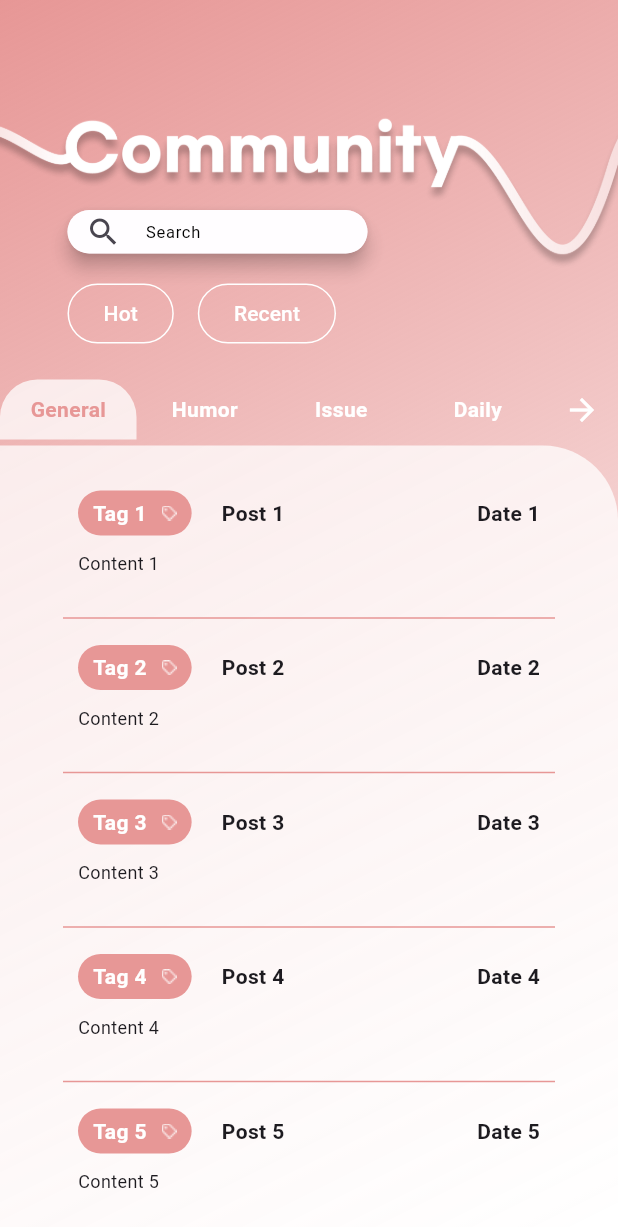
After one commit to weavinofficial/Frontend, a Flutter app: the CommunityPage screen opened directly, on a phone screen of 412 x 824 dp. The commit adds this screen. Shown: the top 1227 px of the screen. Run offline on Flutter 3.47's test engine with Material 3 defaults, Android fonts, the phone set to English and light mode, and no system bars; Roboto replaces fonts that are missing (GmarketSans).

Commit message:
Update pages

```diff
--- /dev/null
+++ b/lib/community_page.dart
@@ -0,0 +1,347 @@
+import 'package:flutter/material.dart';
+import 'package:flutter/services.dart';
+
+class CommunityPage extends StatefulWidget {
+  @override
+  _CommunityPageState createState() => _CommunityPageState();
+}
+
+class _CommunityPageState extends State<CommunityPage>
+    with TickerProviderStateMixin {
+  late TabController _tabController;
+  int currentTabIndex = 0;
+  final int tabCount = 12;
+  final int tabsPerPage = 4;
+  final List<String> tabNames = [
+    'General',
+    'Humor',
+    'Issue',
+    'Daily',
+    'Business',
+    'CDE',
+    'CHS',
+    'Computing',
+    'Medicine',
+    'Music',
+    'Pharmacy',
+    'Law'
+  ];
+
+  @override
+  void initState() {
+    super.initState();
+    _initializeTabController();
+  }
+
+  void _initializeTabController() {
+    _tabController = TabController(length: tabsPerPage, vsync: this);
+    _tabController.addListener(() {
+      setState(() {});
+    });
+  }
+
+  void _nextTabSet() {
+    if (currentTabIndex + tabsPerPage < tabCount) {
+      setState(() {
+        currentTabIndex += tabsPerPage;
+        _initializeTabController();
+      });
+    }
+  }
+
+  void _prevTabSet() {
+    if (currentTabIndex - tabsPerPage >= 0) {
+      setState(() {
+        currentTabIndex -= tabsPerPage;
+        _initializeTabController();
+      });
+    }
+  }
+
+  @override
+  void dispose() {
+    _tabController.dispose();
+    super.dispose();
+  }
+
+  Widget _buildCustomTab(int index) {
+    bool isSelected = _tabController.index == index;
+
+    return GestureDetector(
+      onTap: () {
+        setState(() {
+          _tabController.animateTo(index);
+        });
+      },
+      child: IntrinsicWidth(
+        child: Container(
+          decoration: BoxDecoration(
+            color: isSelected
+                ? Color.fromRGBO(255, 255, 255, 0.75)
+                : Colors.transparent,
+            borderRadius: BorderRadius.only(
+              topLeft: Radius.circular(25),
+              topRight: Radius.circular(25),
+            ),
+          ),
+          padding: EdgeInsets.symmetric(vertical: 10, horizontal: 16),
+          child: Center(
+            child: Text(
+              tabNames[currentTabIndex + index],
+              style: TextStyle(
+                color: isSelected ? Color(0xffE79796) : Colors.white,
+                fontFamily: 'GmarketSans',
+                fontSize: 14,
+                fontWeight: FontWeight.bold,
+              ),
+            ),
+          ),
+        ),
+      ),
+    );
+  }
+
+  Widget _buildTabContent(String tabName) {
+    return Container(
+      margin: EdgeInsets.symmetric(horizontal: 42.0, vertical: 20.0),
+      child: ListView.separated(
+        itemCount: 10, // TODO: replace with actual list length
+        separatorBuilder: (context, index) => Divider(color: Color(0xffE79796)),
+        itemBuilder: (context, index) {
+          return Container(
+            margin: EdgeInsets.only(bottom: 10.0),
+            padding: EdgeInsets.all(10.0),
+            decoration: BoxDecoration(
+              color: Colors.transparent,
+              borderRadius: BorderRadius.circular(10.0),
+            ),
+            child: Column(
+              crossAxisAlignment: CrossAxisAlignment.start,
+              children: [
+                Row(
+                  mainAxisAlignment: MainAxisAlignment.spaceBetween,
+                  children: [
+                    Row(
+                      children: [
+                        Container(
+                          padding: EdgeInsets.symmetric(
+                              horizontal: 10.0, vertical: 5.0),
+                          decoration: BoxDecoration(
+                            color: Color(0xffE79796),
+                            borderRadius: BorderRadius.circular(20.0),
+                          ),
+                          child: Row(
+                            mainAxisSize: MainAxisSize.min,
+                            children: [
+                              Text(
+                                'Tag ${index + 1}',
+                                style: TextStyle(
+                                    color: Colors.white,
+                                    fontFamily: 'GmarketSans',
+                                    fontSize: 14,
+                                    fontWeight: FontWeight.bold),
+                              ),
+                              SizedBox(width: 10.0),
+                              Image.asset('assets/images/tag_icon.png',
+                                  color: Colors.white),
+                            ],
+                          ),
+                        ),
+                        SizedBox(width: 20.0),
+                        Text(
+                          'Post ${index + 1}',
+                          style: TextStyle(
+                            fontFamily: 'GmarketSans',
+                            fontSize: 14.0,
+                            fontWeight: FontWeight.bold,
+                          ),
+                        ),
+                      ],
+                    ),
+                    Text(
+                      'Date ${index + 1}',
+                      style: TextStyle(
+                        fontFamily: 'GmarketSans',
+                        fontSize: 14.0,
+                        fontWeight: FontWeight.bold,
+                      ),
+                    ),
+                  ],
+                ),
+                SizedBox(height: 10.0),
+                Text(
+                  'Content ${index + 1}',
+                  style: TextStyle(fontSize: 12, fontFamily: 'GmarketSans'),
+                ),
+              ],
+            ),
+          );
+        },
+      ),
+    );
+  }
+
+  @override
+  Widget build(BuildContext context) {
+    double width = MediaQuery.of(context).size.width;
+    double relativeHeight = MediaQuery.of(context).size.height * (630 / 896);
+
+    return AnnotatedRegion<SystemUiOverlayStyle>(
+      value: SystemUiOverlayStyle(statusBarColor: Colors.transparent),
+      child: Scaffold(
+        backgroundColor: Colors.transparent,
+        body: Container(
+          decoration: BoxDecoration(
+            gradient: LinearGradient(
+              begin: Alignment.topLeft,
+              end: Alignment.bottomRight,
+              colors: [Color(0xffE79796), Color(0xffE79796).withOpacity(0.0)],
+            ),
+          ),
+          child: Column(
+            children: <Widget>[
+              SizedBox(height: 40),
+              Stack(
+                children: [
+                  Positioned(
+                    top: 0,
+                    left: 0,
+                    child: Image.asset('assets/images/community.png',
+                        width: 503.5, height: 181),
+                  ),
+                  Padding(
+                    padding: EdgeInsets.only(top: 100, left: 45, right: 16),
+                    child: Column(
+                      crossAxisAlignment: CrossAxisAlignment.start,
+                      children: [
+                        Material(
+                          borderRadius: BorderRadius.circular(30),
+                          elevation: 5,
+                          child: Container(
+                            width: 200,
+                            height: 29,
+                            child: TextField(
+                              decoration: InputDecoration(
+                                hintText: "Search",
+                                hintStyle: TextStyle(
+                                  color: Colors.black,
+                                  fontFamily: 'GmarketSans',
+                                  fontSize: 11,
+                                ),
+                                prefixIcon: Icon(Icons.search),
+                                border: OutlineInputBorder(
+                                  borderRadius: BorderRadius.circular(30),
+                                  borderSide: BorderSide.none,
+                                ),
+                                fillColor: Color.fromRGBO(255, 255, 255, 0.75),
+                                filled: true,
+                              ),
+                            ),
+                          ),
+                        ),
+                        SizedBox(height: 16),
+                        Row(
+                          mainAxisAlignment: MainAxisAlignment.start,
+                          children: [
+                            ElevatedButton(
+                              onPressed: () {},
+                              child: Text('Hot'),
+                              style: ElevatedButton.styleFrom(
+                                foregroundColor: Colors.white,
+                                backgroundColor: Colors.transparent,
+                                shape: RoundedRectangleBorder(
+                                  borderRadius: BorderRadius.circular(20),
+                                  side: BorderSide(color: Colors.white),
+                                ),
+                                elevation: 0,
+                              ),
+                            ),
+                            SizedBox(width: 16),
+                            ElevatedButton(
+                              onPressed: () {},
+                              child: Text('Recent'),
+                              style: ElevatedButton.styleFrom(
+                                foregroundColor: Colors.white,
+                                backgroundColor: Colors.transparent,
+                                shape: RoundedRectangleBorder(
+                                  borderRadius: BorderRadius.circular(20),
+                                  side: BorderSide(color: Colors.white),
+                                ),
+                                elevation: 0,
+                              ),
+                            ),
+                          ],
+                        ),
+                        SizedBox(height: 16),
+                      ],
+                    ),
+                  ),
+                ],
+              ),
+              Row(
+                mainAxisAlignment: MainAxisAlignment.spaceBetween,
+                children: [
+                  if (currentTabIndex > 0)
+                    IconButton(
+                      icon: Icon(Icons.arrow_back, color: Colors.white),
+                      onPressed: _prevTabSet,
+                    ),
+                  Expanded(
+                    child: Row(
+                      mainAxisAlignment: MainAxisAlignment.spaceBetween,
+                      children: List.generate(tabsPerPage, (index) {
+                        int tabIndex = currentTabIndex + index;
+                        if (tabIndex < tabCount) {
+                          return Expanded(child: _buildCustomTab(index));
+                        }
+                        return Container();
+                      }),
+                    ),
+                  ),
+                  if (currentTabIndex + tabsPerPage < tabCount)
+                    IconButton(
+                      icon: Icon(Icons.arrow_forward, color: Colors.white),
+                      onPressed: _nextTabSet,
+                    ),
+                ],
+              ),
+              Expanded(
+                child: Align(
+                  alignment: Alignment.bottomCenter,
+                  child: Container(
+                    width: width,
+                    height: relativeHeight,
+                    decoration: BoxDecoration(
+                      color: Color.fromRGBO(255, 255, 255, 0.75),
+                      borderRadius: BorderRadius.only(
+                        topLeft: Radius.circular(
+                            (currentTabIndex == 0 && _tabController.index == 0)
+                                ? 0
+                                : 50),
+                        topRight: Radius.circular(
+                            (currentTabIndex == tabCount - tabsPerPage &&
+                                    _tabController.index == tabsPerPage - 1)
+                                ? 0
+                                : 50),
+                      ),
+                    ),
+                    child: TabBarView(
+                      controller: _tabController,
+                      children: List.generate(tabsPerPage, (index) {
+                        int tabIndex = currentTabIndex + index;
+                        if (tabIndex < tabCount) {
+                          return _buildTabContent(tabNames[tabIndex]);
+                        }
+                        return Container();
+                      }),
+                    ),
+                  ),
+                ),
+              ),
+            ],
+          ),
+        ),
+      ),
+    );
+  }
+}
--- a/lib/my_page.dart
+++ b/lib/my_page.dart
@@ -12,9 +12,7 @@ class MyPage extends StatelessWidget {
 
     return AnnotatedRegion<SystemUiOverlayStyle>(
       value: SystemUiOverlayStyle(statusBarColor: Colors.transparent),
-
       child: Container(
-
         decoration: BoxDecoration(
           gradient: LinearGradient(
             begin: Alignment.topLeft,
@@ -22,7 +20,6 @@ class MyPage extends StatelessWidget {
             colors: [Color(0xffE79796), Color(0xffE79796).withOpacity(0.0)],
           ),
         ),
-
         child: Scaffold(
           backgroundColor: Colors.transparent,
           appBar: PreferredSize(
@@ -92,7 +89,8 @@ class MyPage extends StatelessWidget {
                         ),
                       ),
                       Container(
-                        margin: EdgeInsets.only(left: 42.0, top: 20.0, right: 42.0),
+                        margin:
+                            EdgeInsets.only(left: 42.0, top: 20.0, right: 42.0),
                         height: 113,
                         decoration: BoxDecoration(
                           color: Color.fromARGB(255, 255, 177, 132),
@@ -128,7 +126,8 @@ class MyPage extends StatelessWidget {
                                       height: 10,
                                       decoration: BoxDecoration(
                                         shape: BoxShape.circle,
-                                        color: Color.fromARGB(255, 255, 177, 132),
+                                        color:
+                                            Color.fromARGB(255, 255, 177, 132),
                                       ),
                                     ),
                                   ),
@@ -140,7 +139,8 @@ class MyPage extends StatelessWidget {
                                       height: 30,
                                       decoration: BoxDecoration(
                                         shape: BoxShape.circle,
-                                        color: Color.fromARGB(255, 255, 177, 132),
+                                        color:
+                                            Color.fromARGB(255, 255, 177, 132),
                                       ),
                                     ),
                                   ),
@@ -152,7 +152,8 @@ class MyPage extends StatelessWidget {
                                       height: 25,
                                       decoration: BoxDecoration(
                                         shape: BoxShape.circle,
-                                        color: Color.fromARGB(255, 255, 177, 132),
+                                        color:
+                                            Color.fromARGB(255, 255, 177, 132),
                                       ),
                                     ),
                                   ),
@@ -164,7 +165,8 @@ class MyPage extends StatelessWidget {
                                       height: 15,
                                       decoration: BoxDecoration(
                                         shape: BoxShape.circle,
-                                        color: Color.fromARGB(255, 255, 177, 132),
+                                        color:
+                                            Color.fromARGB(255, 255, 177, 132),
                                       ),
                                     ),
                                   ),
@@ -176,14 +178,17 @@ class MyPage extends StatelessWidget {
                                       height: 30,
                                       decoration: BoxDecoration(
                                         shape: BoxShape.circle,
-                                        color: Color.fromARGB(255, 255, 177, 132),
+                                        color:
+                                            Color.fromARGB(255, 255, 177, 132),
                                       ),
                                     ),
                                   ),
                                 ],
                               ),
                             ),
-                            SizedBox(width: 10), // Add some space between the box and the text
+                            SizedBox(
+                                width:
+                                    10), // Add some space between the box and the text
                             Expanded(
                               child: Column(
                                 crossAxisAlignment: CrossAxisAlignment.start,
@@ -209,7 +214,8 @@ class MyPage extends StatelessWidget {
                                   Align(
                                     alignment: Alignment.centerRight,
                                     child: Padding(
-                                      padding: EdgeInsets.only(top: 10.0, right: 20.0),
+                                      padding: EdgeInsets.only(
+                                          top: 10.0, right: 20.0),
                                       child: ElevatedButton(
                                         onPressed: () {
                                           // TODO: Link to GPA Calculator
@@ -224,10 +230,13 @@ class MyPage extends StatelessWidget {
                                         ),
                                         style: ElevatedButton.styleFrom(
                                           shape: RoundedRectangleBorder(
-                                            borderRadius: BorderRadius.circular(20),
-                                            side: BorderSide(color: Colors.white),
+                                            borderRadius:
+                                                BorderRadius.circular(20),
+                                            side:
+                                                BorderSide(color: Colors.white),
                                           ),
-                                          backgroundColor: Color.fromARGB(255, 255, 178, 132),
+                                          backgroundColor: Color.fromARGB(
+                                              255, 255, 178, 132),
                                         ),
                                       ),
                                     ),
@@ -254,8 +263,10 @@ class MyPage extends StatelessWidget {
                         child: Container(
                           margin: EdgeInsets.symmetric(horizontal: 42.0),
                           child: ListView.separated(
-                            itemCount: 10, // replace with your actual list length
-                            separatorBuilder: (context, index) => Divider(color: Colors.grey),
+                            itemCount:
+                                10, // TODO: Replace with actual list length
+                            separatorBuilder: (context, index) =>
+                                Divider(color: Color(0xffE79796)),
                             itemBuilder: (context, index) {
                               return Container(
                                 margin: EdgeInsets.only(bottom: 10.0),
@@ -268,25 +279,37 @@ class MyPage extends StatelessWidget {
                                   crossAxisAlignment: CrossAxisAlignment.start,
                                   children: [
                                     Row(
-                                      mainAxisAlignment: MainAxisAlignment.spaceBetween,
+                                      mainAxisAlignment:
+                                          MainAxisAlignment.spaceBetween,
                                       children: [
                                         Row(
                                           children: [
                                             Container(
-                                              padding: EdgeInsets.symmetric(horizontal: 10.0, vertical: 5.0),
+                                              padding: EdgeInsets.symmetric(
+                                                  horizontal: 10.0,
+                                                  vertical: 5.0),
                                               decoration: BoxDecoration(
                                                 color: Color(0xffE79796),
-                                                borderRadius: BorderRadius.circular(20.0),
+                                                borderRadius:
+                                                    BorderRadius.circular(20.0),
                                               ),
                                               child: Row(
                                                 mainAxisSize: MainAxisSize.min,
                                                 children: [
                                                   Text(
                                                     'Tag ${index + 1}',
-                                                    style: TextStyle(color: Colors.white, fontFamily: 'GmarketSans', fontSize: 14, fontWeight: FontWeight.bold),
+                                                    style: TextStyle(
+                                                        color: Colors.white,
+                                                        fontFamily:
+                                                            'GmarketSans',
+                                                        fontSize: 14,
+                                                        fontWeight:
+                                                            FontWeight.bold),
                                                   ),
                                                   SizedBox(width: 10.0),
-                                                  Image.asset('assets/images/tag_icon.png', color: Colors.white),
+                                                  Image.asset(
+                                                      'assets/images/tag_icon.png',
+                                                      color: Colors.white),
                                                 ],
                                               ),
                                             ),
@@ -314,8 +337,9 @@ class MyPage extends StatelessWidget {
                                     SizedBox(height: 10.0),
                                     Text(
                                       'Content ${index + 1}',
-
-                                      style: TextStyle(fontSize: 12, fontFamily: 'GmarketSans'),
+                                      style: TextStyle(
+                                          fontSize: 12,
+                                          fontFamily: 'GmarketSans'),
                                     ),
                                   ],
                                 ),
--- a/pubspec.yaml
+++ b/pubspec.yaml
@@ -66,6 +66,7 @@ flutter:
    - assets/images/tag_icon.png
    - assets/images/yarn01.png
    - assets/images/calculator.png
+   - assets/images/community.png
 
   # An image asset can refer to one or more resolution-specific "variants", see
   # https://flutter.dev/assets-and-images/#resolution-aware
```
Also changed, not shown: assets/images/community.png (added).
